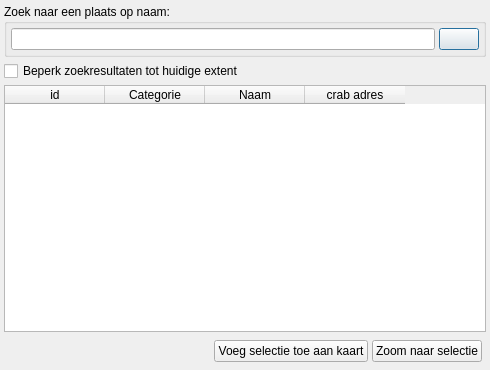
Qt form ui_geopunt4QgisPoi.ui (warrieka/geopunt4Qgis) before a commit.
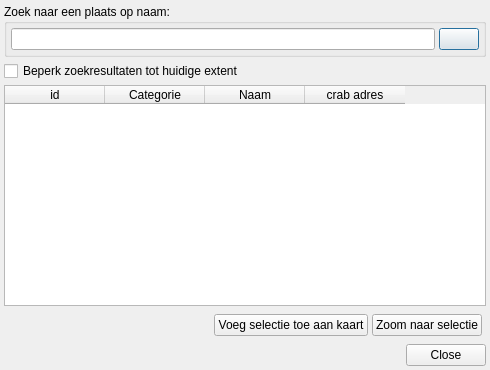
The same form after that commit. Icons and pictures are not drawn.

```diff
--- a/ui_geopunt4QgisPoi.ui
+++ b/ui_geopunt4QgisPoi.ui
@@ -150,6 +150,13 @@
      </layout>
     </widget>
    </item>
+   <item>
+    <widget class="QDialogButtonBox" name="buttonBox">
+     <property name="standardButtons">
+      <set>QDialogButtonBox::Close</set>
+     </property>
+    </widget>
+   </item>
   </layout>
   <action name="actionZoomtoSelection">
    <property name="text">
```
Left out of the diff: 19 changed lines with no effect on the pictures.
